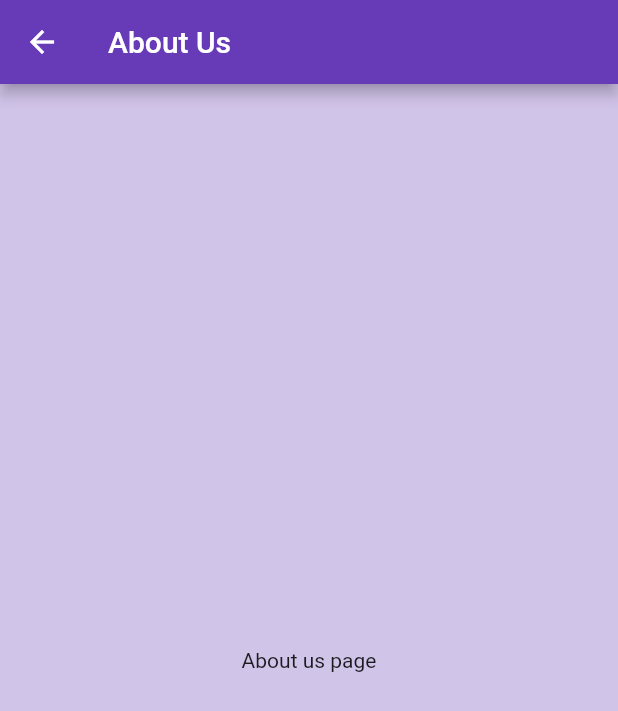
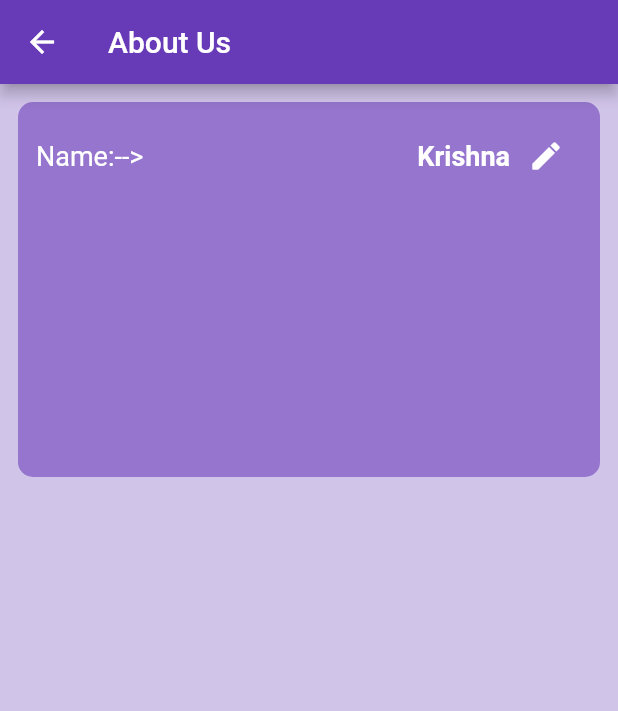
Before and after one commit to gitcoder-23/flutter_todo_getx_mockapi, a Flutter app: the AboutUsPage screen opened by its route, on a phone screen of 412 x 824 dp. Shown: the top 711 px of the screen. Run offline on Flutter 3.47's test engine with Material 2 defaults, Android fonts, the light colour scheme and no system bars; our stand-ins replace get, get_storage; accounts and stored records are empty.

Commit message:
text issue

```diff
--- a/lib/pages/about_us_page.dart
+++ b/lib/pages/about_us_page.dart
@@ -1,7 +1,52 @@
 import 'package:flutter/material.dart';
+import 'package:get/get.dart';
 
-class AboutUsPage extends StatelessWidget {
+class AboutUsPage extends StatefulWidget {
   const AboutUsPage({super.key});
+
+  @override
+  State<AboutUsPage> createState() => _AboutUsPageState();
+}
+
+class _AboutUsPageState extends State<AboutUsPage> {
+  TextEditingController textEditingControllerName = TextEditingController();
+
+  void onDialogOpen() {
+    Get.defaultDialog(
+      title: 'Enter your name',
+      content: Column(
+        children: [
+          Row(
+            children: [
+              Expanded(
+                child: TextFormField(
+                  controller: textEditingControllerName,
+                ),
+              ),
+            ],
+          ),
+          const SizedBox(
+            height: 20,
+          ),
+          Row(
+            mainAxisAlignment: MainAxisAlignment.spaceBetween,
+            children: [
+              OutlinedButton(
+                onPressed: () {
+                  Get.back();
+                },
+                child: const Text('Cancel'),
+              ),
+              ElevatedButton(
+                onPressed: () {},
+                child: const Text('Save'),
+              ),
+            ],
+          ),
+        ],
+      ),
+    );
+  }
 
   @override
   Widget build(BuildContext context) {
@@ -10,9 +55,60 @@ class AboutUsPage extends StatelessWidget {
       appBar: AppBar(
         title: const Text('About Us'),
       ),
-      body: const SafeArea(
-        child: Center(
-          child: Text('About us page'),
+      body: SafeArea(
+        top: true,
+        child: Column(
+          children: [
+            Container(
+              width: double.infinity,
+              height: 250,
+              padding: const EdgeInsets.all(12),
+              margin: const EdgeInsets.all(12),
+              decoration: BoxDecoration(
+                borderRadius: const BorderRadius.all(
+                  Radius.circular(10),
+                ),
+                color: Colors.deepPurple[300],
+              ),
+              child: Column(
+                children: [
+                  Row(
+                    mainAxisAlignment: MainAxisAlignment.spaceBetween,
+                    children: [
+                      const Text(
+                        'Name:--> ',
+                        style: TextStyle(
+                          fontSize: 18,
+                          color: Colors.white,
+                        ),
+                      ),
+                      Row(
+                        children: [
+                          const Text(
+                            'Krishna',
+                            style: TextStyle(
+                              fontSize: 18,
+                              color: Colors.white,
+                              fontWeight: FontWeight.bold,
+                            ),
+                          ),
+                          IconButton(
+                            onPressed: () {
+                              onDialogOpen();
+                            },
+                            icon: const Icon(
+                              Icons.edit_rounded,
+                              color: Colors.white,
+                            ),
+                          )
+                        ],
+                      ),
+                    ],
+                  ),
+                ],
+              ),
+            ),
+          ],
         ),
       ),
     );
```
